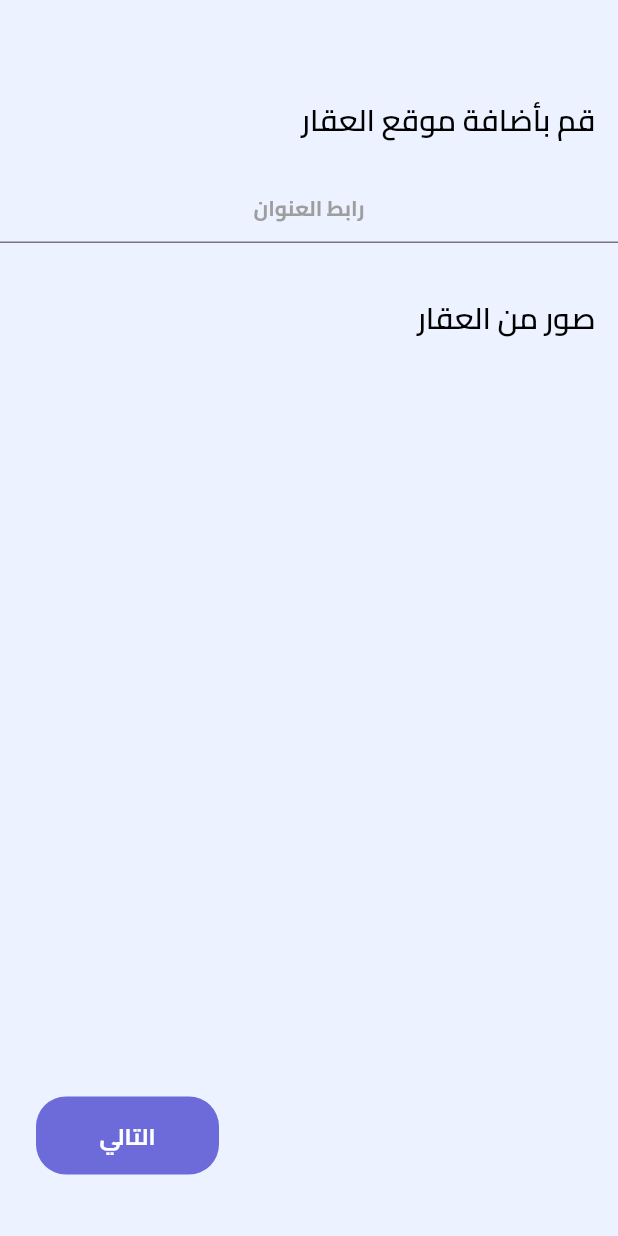
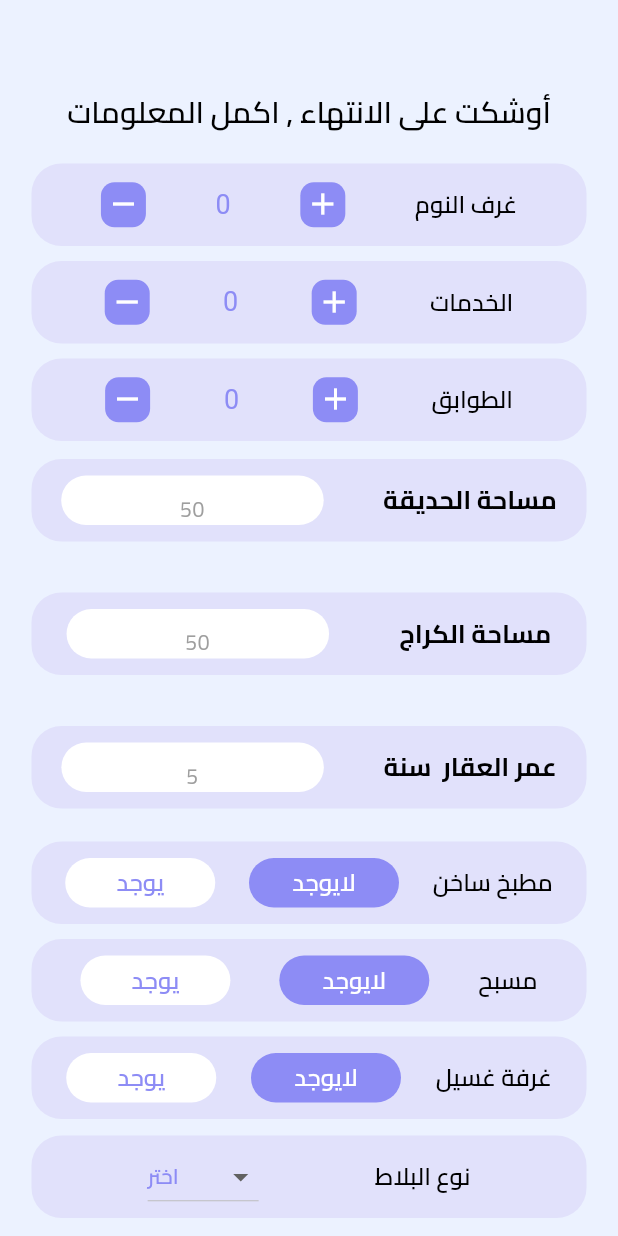
Before and after one commit to bishamoon/real_estate_project, a Flutter app: the screen it shows after launch, on a phone screen of 412 x 824 dp. Run offline on Flutter 3.47's test engine with Material 3 defaults, Android fonts, the phone set to English and light mode, and no system bars; our stand-ins replace flutter_svg, smooth_page_indicator.

Commit message:
add new house 3

```diff
--- /dev/null
+++ b/lib/componets/widgets/inputDetails.dart
@@ -0,0 +1,68 @@
+import 'package:flutter/material.dart';
+import '../appColors.dart';
+
+class InputDetails extends StatelessWidget {
+  final String hintText;
+  final String labelText;
+  final TextEditingController controller;
+  final TextInputType? type;
+  const InputDetails({
+    Key? key,
+    required this.hintText,
+    required this.labelText,
+    required this.controller,
+     this.type,
+  }) : super(key: key);
+
+  @override
+  Widget build(BuildContext context) {
+    return Padding(
+      padding: const EdgeInsets.all(12.0),
+      child: Container(
+        width: 370,
+        height: 55,
+        decoration: BoxDecoration(
+          color: AppColors.iconBackgroundColor,
+          borderRadius: BorderRadius.circular(20),
+        ),
+        child: Row(
+          mainAxisAlignment: MainAxisAlignment.spaceAround,
+          children: [
+            Container(
+              width: 175,
+              height: 33,
+              decoration: BoxDecoration(
+                borderRadius: BorderRadius.circular(17),
+                color: Colors.white,
+              ),
+              child: TextField(
+                keyboardType: type,
+                controller: controller, // Use the provided controller
+                decoration: InputDecoration(
+                  border: InputBorder.none,
+                  hintText: hintText ?? "", // Use hintText parameter
+                  hintStyle: TextStyle(
+                    color: Colors.grey,
+                    fontFamily: 'Cairo',
+                    fontSize: 14,
+                  ),
+                ),
+                style: TextStyle(color: Colors.black),
+                textAlign: TextAlign.center,
+              ),
+            ),
+            Text(
+              labelText ?? "", // Use labelText parameter
+              style: TextStyle(
+                color: Colors.black,
+                fontSize: 17,
+                fontFamily: 'Cairo',
+                fontWeight: FontWeight.w700,
+              ),
+            ),
+          ],
+        ),
+      ),
+    );
+  }
+}
--- a/lib/main.dart
+++ b/lib/main.dart
@@ -3,6 +3,7 @@ import 'package:real_estate/componets/appColors.dart';
 import 'package:real_estate/screens/dashboard/dashboard_screen.dart';
 import 'package:real_estate/screens/homescreen/homeScreen.dart';
 import 'screens/addNewHouse/addNewHouse.dart';
+import 'screens/addNewHouse/addNewHouse3.dart';
 import 'screens/addNewHouse/addnewHouse2.dart';
 import 'screens/auth/forgetpassword.dart';
 import 'screens/auth/signInScreen.dart';
@@ -24,7 +25,7 @@ class MyApp extends StatelessWidget {
       theme: ThemeData(
         scaffoldBackgroundColor: AppColors.backgroundColor,
       ),
-      home: AddNewHouse2(),
+      home: AddNewHouse3(),
       routes: {
         '/SignInScreen': (context) => const SignInScreen(),
         '/SignUpScreen': (context) => const SignUpScreen(),
--- /dev/null
+++ b/lib/screens/addNewHouse/addNewHouse3.dart
@@ -0,0 +1,553 @@
+import 'package:flutter/material.dart';
+import 'package:flutter/services.dart';
+import 'package:real_estate/componets/appColors.dart';
+
+import '../../componets/widgets/inputDetails.dart';
+
+class AddNewHouse3 extends StatefulWidget {
+  const AddNewHouse3({super.key});
+
+  @override
+  State<AddNewHouse3> createState() => _AddNewHouse3State();
+}
+
+class _AddNewHouse3State extends State<AddNewHouse3> {
+  List<String> _items = [
+    'سيراميك',
+    'جرانيت',
+    'رخام',
+    'موكيت',
+    'بورسلين',
+    'باركيه'
+  ];
+  String? _selectedItem;
+
+  TextEditingController _controllerGradenArea = TextEditingController();
+  TextEditingController _controllerGarage = TextEditingController();
+  TextEditingController _controllerAgeHouse = TextEditingController();
+  TextEditingController _controllerPhoneNumber = TextEditingController();
+
+  int _countBedRoom = 0;
+  int _countBath = 0;
+  int _countFloor = 0;
+
+  bool _isKitchenHot = false;
+  bool _isPool = false;
+  bool _isWashingRoom = false;
+
+  void _incrementBedRoom() {
+    setState(() {
+      _countBedRoom++;
+    });
+  }
+
+  void _decrementBedRoom() {
+    setState(() {
+      if (_countBath > 0) {
+        _countBedRoom--;
+      }
+    });
+  }
+
+  void _incrementBath() {
+    setState(() {
+      _countBath++;
+    });
+  }
+
+  void _decrementBath() {
+    setState(() {
+      if (_countBath > 0) {
+        _countBath--;
+      }
+    });
+  }
+
+  void _incrementFloor() {
+    setState(() {
+      _countFloor++;
+    });
+  }
+
+  void _decrementFloor() {
+    setState(() {
+      if (_countFloor > 0) {
+        _countFloor--;
+      }
+    });
+  }
+
+  @override
+  Widget build(BuildContext context) {
+    return Scaffold(
+      body: SingleChildScrollView(
+        child: Column(
+          children: [
+            SizedBox(
+              height: 50,
+            ),
+            SizedBox(
+              width: 30,
+            ),
+            Center(
+              child: const Padding(
+                padding: EdgeInsets.all(10.0),
+                child: Text(
+                  "أوشكت على الانتهاء , اكمل المعلومات",
+                  style: TextStyle(
+                    color: Colors.black,
+                    fontSize: 20,
+                    fontFamily: 'Cairo',
+                    fontWeight: FontWeight.w600,
+                  ),
+                ),
+              ),
+            ),
+            SizedBox(
+              height: 10,
+            ),
+            Container(
+              width: 370,
+              height: 55,
+              decoration: BoxDecoration(
+                color: AppColors.iconBackgroundColor,
+                borderRadius: BorderRadius.circular(20),
+              ),
+              child: Row(
+                mainAxisAlignment: MainAxisAlignment.spaceEvenly,
+                children: [
+                  Container(
+                    width: 30,
+                    height: 30,
+                    decoration: BoxDecoration(
+                      borderRadius: BorderRadius.all(
+                        Radius.circular(9),
+                      ),
+                      color: AppColors.primaryColor,
+                    ),
+                    child: Center(
+                      child: IconButton(
+                        padding: EdgeInsets.only(bottom: 1),
+                        alignment: Alignment.center,
+                        color: Colors.white,
+                        icon: Icon(Icons.remove),
+                        onPressed: _decrementBedRoom,
+                      ),
+                    ),
+                  ),
+                  Text(
+                    '$_countBedRoom',
+                    style: TextStyle(
+                      fontSize: 18,
+                      color: AppColors.primaryColor,
+                    ),
+                  ),
+                  Container(
+                    width: 30,
+                    height: 30,
+                    decoration: BoxDecoration(
+                      borderRadius: BorderRadius.all(
+                        Radius.circular(9),
+                      ),
+                      color: AppColors.primaryColor,
+                    ),
+                    child: Center(
+                      child: IconButton(
+                        padding: EdgeInsets.only(bottom: 1),
+                        color: Colors.white,
+                        icon: Icon(Icons.add),
+                        onPressed: _incrementBedRoom,
+                      ),
+                    ),
+                  ),
+                  Text(
+                    'غرف النوم',
+                    style: TextStyle(
+                      color: Colors.black,
+                      fontSize: 16,
+                      fontFamily: 'Cairo',
+                      fontWeight: FontWeight.w600,
+                    ),
+                  ),
+                ],
+              ),
+            ),
+            SizedBox(
+              height: 10,
+            ),
+            Container(
+              width: 370,
+              height: 55,
+              decoration: BoxDecoration(
+                color: AppColors.iconBackgroundColor,
+                borderRadius: BorderRadius.circular(20),
+              ),
+              child: Row(
+                mainAxisAlignment: MainAxisAlignment.spaceEvenly,
+                children: [
+                  Container(
+                    width: 30,
+                    height: 30,
+                    decoration: BoxDecoration(
+                      borderRadius: BorderRadius.all(
+                        Radius.circular(9),
+                      ),
+                      color: AppColors.primaryColor,
+                    ),
+                    child: Center(
+                      child: IconButton(
+                        padding: EdgeInsets.only(bottom: 1),
+                        alignment: Alignment.center,
+                        color: Colors.white,
+                        icon: Icon(Icons.remove),
+                        onPressed: _decrementBath,
+                      ),
+                    ),
+                  ),
+                  Text(
+                    '$_countBath',
+                    style: TextStyle(
+                      fontSize: 18,
+                      color: AppColors.primaryColor,
+                    ),
+                  ),
+                  Container(
+                    width: 30,
+                    height: 30,
+                    decoration: BoxDecoration(
+                      borderRadius: BorderRadius.all(
+                        Radius.circular(9),
+                      ),
+                      color: AppColors.primaryColor,
+                    ),
+                    child: Center(
+                      child: IconButton(
+                        padding: EdgeInsets.only(bottom: 1),
+                        color: Colors.white,
+                        icon: Icon(Icons.add),
+                        onPressed: _incrementBath,
+                      ),
+                    ),
+                  ),
+                  Text(
+                    'الخدمات',
+                    style: TextStyle(
+                      color: Colors.black,
+                      fontSize: 16,
+                      fontFamily: 'Cairo',
+                      fontWeight: FontWeight.w600,
+                    ),
+                  ),
+                ],
+              ),
+            ),
+            SizedBox(
+              height: 10,
+            ),
+            Container(
+              width: 370,
+              height: 55,
+              decoration: BoxDecoration(
+                color: AppColors.iconBackgroundColor,
+                borderRadius: BorderRadius.circular(20),
+              ),
+              child: Row(
+                mainAxisAlignment: MainAxisAlignment.spaceEvenly,
+                children: [
+                  Container(
+                    width: 30,
+                    height: 30,
+                    decoration: BoxDecoration(
+                      borderRadius: BorderRadius.all(
+                        Radius.circular(9),
+                      ),
+                      color: AppColors.primaryColor,
+                    ),
+                    child: Center(
+                      child: IconButton(
+                        padding: EdgeInsets.only(bottom: 1),
+                        alignment: Alignment.center,
+                        color: Colors.white,
+                        icon: Icon(Icons.remove),
+                        onPressed: _decrementFloor,
+                      ),
+                    ),
+                  ),
+                  Text(
+                    '$_countFloor',
+                    style: TextStyle(
+                      fontSize: 18,
+                      color: AppColors.primaryColor,
+                    ),
+                  ),
+                  Container(
+                    width: 30,
+                    height: 30,
+                    decoration: BoxDecoration(
+                      borderRadius: BorderRadius.all(
+                        Radius.circular(9),
+                      ),
+                      color: AppColors.primaryColor,
+                    ),
+                    child: Center(
+                      child: IconButton(
+                        padding: EdgeInsets.only(bottom: 1),
+                        color: Colors.white,
+                        icon: Icon(Icons.add),
+                        onPressed: _incrementFloor,
+                      ),
+                    ),
+                  ),
+                  Text(
+                    'الطوابق',
+                    style: TextStyle(
+                      color: Colors.black,
+                      fontSize: 16,
+                      fontFamily: 'Cairo',
+                      fontWeight: FontWeight.w600,
+                    ),
+                  ),
+                ],
+              ),
+            ),
+            InputDetails(
+              labelText: "مساحة الحديقة",
+              hintText: "50",
+              controller: _controllerGradenArea,
+            ),
+            SizedBox(
+              height: 10,
+            ),
+            InputDetails(
+              labelText: "مساحة الكراج",
+              hintText: "50",
+              controller: _controllerGarage,
+            ),
+            SizedBox(
+              height: 10,
+            ),
+            InputDetails(
+              labelText: "عمر العقار  سنة",
+              hintText: "5",
+              controller: _controllerAgeHouse,
+            ),
+            SizedBox(
+              height: 10,
+            ),
+            choose("مطبخ ساخن", _isKitchenHot),
+            SizedBox(
+              height: 10,
+            ),
+            choose("مسبح", _isPool),
+            SizedBox(
+              height: 10,
+            ),
+            choose("غرفة غسيل", _isWashingRoom),
+            SizedBox(
+              height: 11,
+            ),
+            Container(
+              width: 370,
+              height: 55,
+              decoration: BoxDecoration(
+                color: AppColors.iconBackgroundColor,
+                borderRadius: BorderRadius.circular(20),
+              ),
+              child: Row(
+                mainAxisAlignment: MainAxisAlignment.spaceEvenly,
+                children: [
+                  DropdownButton<String>(
+                    value: _selectedItem,
+                    onChanged: (String? newValue) {
+                      setState(() {
+                        _selectedItem = newValue;
+                      });
+                    },
+                    style: TextStyle(
+                      color: AppColors.primaryColor,
+                      fontSize: 14,
+                      fontFamily: 'Cairo',
+                      fontWeight: FontWeight.w600,
+                    ),
+                    items: _items.map((String item) {
+                      return DropdownMenuItem<String>(
+                        value: item,
+                        child: Text(item),
+                      );
+                    }).toList(),
+                    hint: Text(
+                      'اختر',
+                      style: TextStyle(
+                        color: AppColors.primaryColor,
+                        fontSize: 14,
+                        fontFamily: 'Cairo',
+                        fontWeight: FontWeight.w600,
+                      ),
+                    ), // Text to display when no item is selected
+                  ),
+                  Text(
+                    'نوع البلاط',
+                    style: TextStyle(
+                      color: Colors.black,
+                      fontSize: 16,
+                      fontFamily: 'Cairo',
+                      fontWeight: FontWeight.w600,
+                    ),
+                  ),
+                ],
+              ),
+            ),
+            SizedBox(
+              height: 2,
+            ),
+            InputDetails(
+              labelText: "رقم الهاتف",
+              hintText: "07xxxxxxxxx",
+              controller: _controllerPhoneNumber,
+              type: TextInputType.numberWithOptions(),
+            ),
+            Row(
+              mainAxisAlignment: MainAxisAlignment.spaceEvenly,
+              children: [
+                Container(
+                  width: 122,
+                  height: 52,
+                  decoration: ShapeDecoration(
+                    color: AppColors.secondaryColor,
+                    shape: RoundedRectangleBorder(
+                      borderRadius: BorderRadius.circular(20),
+                    ),
+                  ),
+                  child: GestureDetector(
+                    onTap: () {},
+                    child: Center(
+                      child: Text(
+                        "التالي",
+                        style: TextStyle(
+                          color: Colors.white,
+                          fontSize: 17,
+                          fontFamily: 'Cairo',
+                          fontWeight: FontWeight.w700,
+                          height: 0,
+                        ),
+                      ),
+                    ),
+                  ),
+                ),
+                Container(
+                  width: 122,
+                  height: 52,
+                  decoration: ShapeDecoration(
+                    color: Colors.white,
+                    shape: RoundedRectangleBorder(
+                      borderRadius: BorderRadius.circular(20),
+                    ),
+                  ),
+                  child: GestureDetector(
+                    onTap: () {},
+                    child: Center(
+                      child: Text(
+                        "رجوع",
+                        style: TextStyle(
+                          color: Colors.black,
+                          fontSize: 17,
+                          fontFamily: 'Cairo',
+                          fontWeight: FontWeight.w700,
+                          height: 0,
+                        ),
+                      ),
+                    ),
+                  ),
+                ),
+              ],
+            ),
+            SizedBox(
+              height: 5,
+            ),
+          ],
+        ),
+      ),
+    );
+  }
+
+  Container choose(String lable, bool value) {
+    return Container(
+      width: 370,
+      height: 55,
+      decoration: BoxDecoration(
+        color: AppColors.iconBackgroundColor,
+        borderRadius: BorderRadius.circular(20),
+      ),
+      child: Row(
+        mainAxisAlignment: MainAxisAlignment.spaceEvenly,
+        children: [
+          Container(
+            width: 100,
+            height: 33,
+            decoration: BoxDecoration(
+              borderRadius: BorderRadius.all(
+                Radius.circular(17),
+              ),
+              color: value ? AppColors.primaryColor : Colors.white,
+            ),
+            child: Center(
+              child: GestureDetector(
+                onTap: () {
+                  setState(() {
+                    value = true;
+                  });
+                },
+                child: Text(
+                  "يوجد",
+                  style: TextStyle(
+                    color: value ? Colors.white : AppColors.primaryColor,
+                    fontSize: 16,
+                    fontFamily: 'Cairo',
+                    fontWeight: FontWeight.w600,
+                  ),
+                ),
+              ),
+            ),
+          ),
+          Container(
+            width: 100,
+            height: 33,
+            decoration: BoxDecoration(
+              borderRadius: BorderRadius.all(
+                Radius.circular(17),
+              ),
+              color: !value ? AppColors.primaryColor : Colors.white,
+            ),
+            child: Center(
+              child: GestureDetector(
+                onTap: () {
+                  setState(() {
+                    value = false;
+                  });
+                },
+                child: Text(
+                  "لايوجد",
+                  style: TextStyle(
+                    color: !value ? Colors.white : AppColors.primaryColor,
+                    fontSize: 16,
+                    fontFamily: 'Cairo',
+                    fontWeight: FontWeight.w600,
+                  ),
+                ),
+              ),
+            ),
+          ),
+          Text(
+            lable,
+            style: TextStyle(
+              color: Colors.black,
+              fontSize: 16,
+              fontFamily: 'Cairo',
+              fontWeight: FontWeight.w600,
+            ),
+          ),
+        ],
+      ),
+    );
+  }
+}
```
